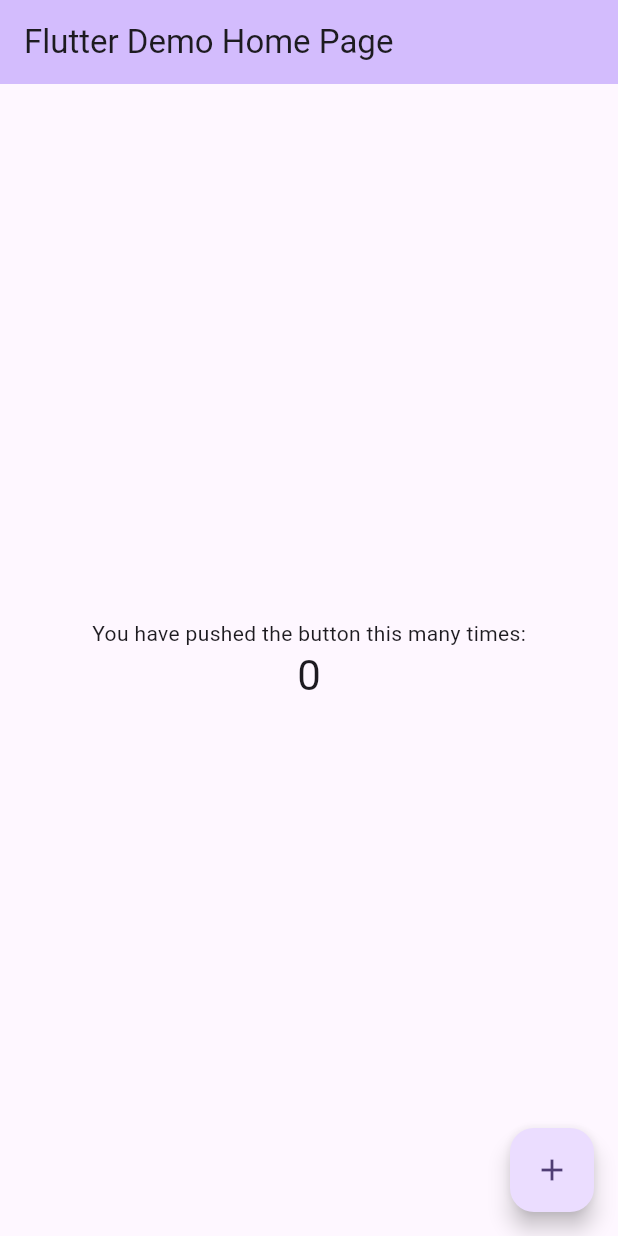
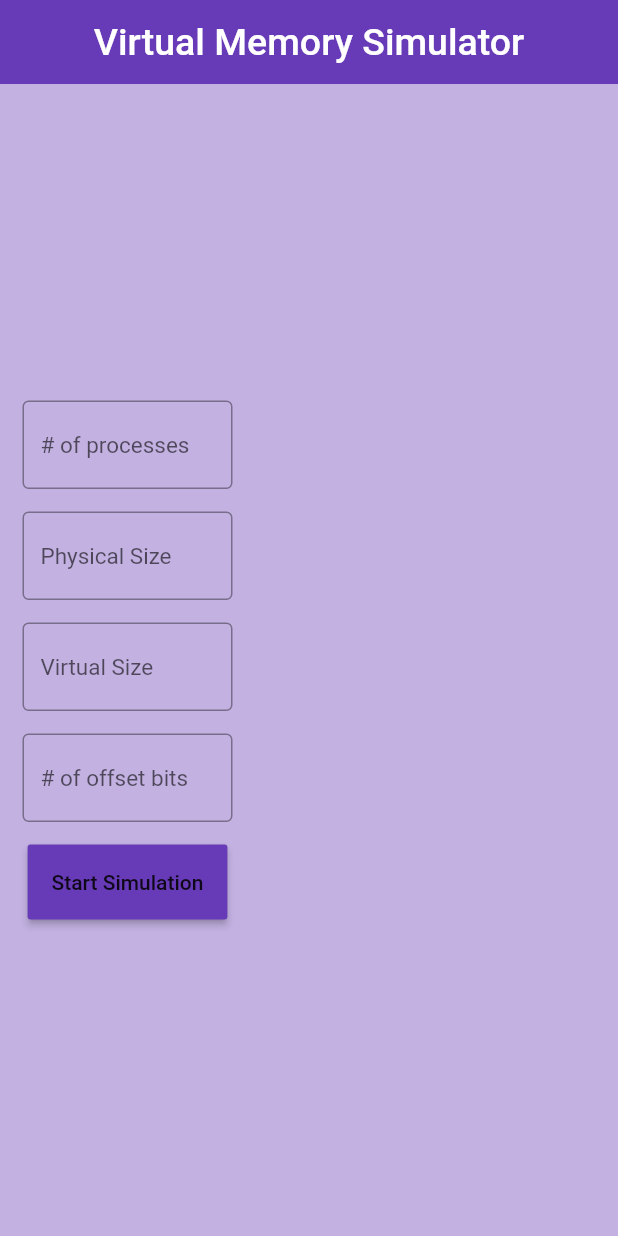
Before and after one commit to mihailazar1/Virtual-Memory-Simulator, a Flutter app: the screen it shows after launch, on a phone screen of 412 x 824 dp. Run offline on Flutter 3.47's test engine with Material 2 defaults, Android fonts, the phone set to English and light mode, and no system bars.

Commit message:
Added project

```diff
--- a/vmsim/lib/main.dart
+++ b/vmsim/lib/main.dart
@@ -1,4 +1,5 @@
 import 'package:flutter/material.dart';
+import 'package:vmsim/pages/virtual_memory.dart';
 
 void main() {
   runApp(const MyApp());
@@ -7,119 +8,12 @@ void main() {
 class MyApp extends StatelessWidget {
   const MyApp({super.key});
 
-  // This widget is the root of your application.
   @override
   Widget build(BuildContext context) {
     return MaterialApp(
-      title: 'Flutter Demo',
-      theme: ThemeData(
-        // This is the theme of your application.
-        //
-        // TRY THIS: Try running your application with "flutter run". You'll see
-        // the application has a blue toolbar. Then, without quitting the app,
-        // try changing the seedColor in the colorScheme below to Colors.green
-        // and then invoke "hot reload" (save your changes or press the "hot
-        // reload" button in a Flutter-supported IDE, or press "r" if you used
-        // the command line to start the app).
-        //
-        // Notice that the counter didn't reset back to zero; the application
-        // state is not lost during the reload. To reset the state, use hot
-        // restart instead.
-        //
-        // This works for code too, not just values: Most code changes can be
-        // tested with just a hot reload.
-        colorScheme: ColorScheme.fromSeed(seedColor: Colors.deepPurple),
-        useMaterial3: true,
-      ),
-      home: const MyHomePage(title: 'Flutter Demo Home Page'),
+      debugShowCheckedModeBanner: false,
+      home: VirtualMemory(),
+      theme: ThemeData(primarySwatch: Colors.deepPurple),
     );
   }
 }
-
-class MyHomePage extends StatefulWidget {
-  const MyHomePage({super.key, required this.title});
-
-  // This widget is the home page of your application. It is stateful, meaning
-  // that it has a State object (defined below) that contains fields that affect
-  // how it looks.
-
-  // This class is the configuration for the state. It holds the values (in this
-  // case the title) provided by the parent (in this case the App widget) and
-  // used by the build method of the State. Fields in a Widget subclass are
-  // always marked "final".
-
-  final String title;
-
-  @override
-  State<MyHomePage> createState() => _MyHomePageState();
-}
-
-class _MyHomePageState extends State<MyHomePage> {
-  int _counter = 0;
-
-  void _incrementCounter() {
-    setState(() {
-      // This call to setState tells the Flutter framework that something has
-      // changed in this State, which causes it to rerun the build method below
-      // so that the display can reflect the updated values. If we changed
-      // _counter without calling setState(), then the build method would not be
-      // called again, and so nothing would appear to happen.
-      _counter++;
-    });
-  }
-
-  @override
-  Widget build(BuildContext context) {
-    // This method is rerun every time setState is called, for instance as done
-    // by the _incrementCounter method above.
-    //
-    // The Flutter framework has been optimized to make rerunning build methods
-    // fast, so that you can just rebuild anything that needs updating rather
-    // than having to individually change instances of widgets.
-    return Scaffold(
-      appBar: AppBar(
-        // TRY THIS: Try changing the color here to a specific color (to
-        // Colors.amber, perhaps?) and trigger a hot reload to see the AppBar
-        // change color while the other colors stay the same.
-        backgroundColor: Theme.of(context).colorScheme.inversePrimary,
-        // Here we take the value from the MyHomePage object that was created by
-        // the App.build method, and use it to set our appbar title.
-        title: Text(widget.title),
-      ),
-      body: Center(
-        // Center is a layout widget. It takes a single child and positions it
-        // in the middle of the parent.
-        child: Column(
-          // Column is also a layout widget. It takes a list of children and
-          // arranges them vertically. By default, it sizes itself to fit its
-          // children horizontally, and tries to be as tall as its parent.
-          //
-          // Column has various properties to control how it sizes itself and
-          // how it positions its children. Here we use mainAxisAlignment to
-          // center the children vertically; the main axis here is the vertical
-          // axis because Columns are vertical (the cross axis would be
-          // horizontal).
-          //
-          // TRY THIS: Invoke "debug painting" (choose the "Toggle Debug Paint"
-          // action in the IDE, or press "p" in the console), to see the
-          // wireframe for each widget.
-          mainAxisAlignment: MainAxisAlignment.center,
-          children: <Widget>[
-            const Text(
-              'You have pushed the button this many times:',
-            ),
-            Text(
-              '$_counter',
-              style: Theme.of(context).textTheme.headlineMedium,
-            ),
-          ],
-        ),
-      ),
-      floatingActionButton: FloatingActionButton(
-        onPressed: _incrementCounter,
-        tooltip: 'Increment',
-        child: const Icon(Icons.add),
-      ), // This trailing comma makes auto-formatting nicer for build methods.
-    );
-  }
-}
--- /dev/null
+++ b/vmsim/lib/models/all_processes.dart
@@ -0,0 +1,27 @@
+import 'dart:collection';
+
+import 'package:vmsim/models/process.dart';
+
+class AllProcesses {
+  int offsetBits;
+  int virtualSize;
+  int noProc;
+  HashMap<int, Process>? allProc;
+
+  AllProcesses(
+      {required this.offsetBits,
+      required this.virtualSize,
+      required this.noProc}) {
+    allProc = HashMap<int, Process>();
+    generateProc();
+  }
+
+  void generateProc() {
+    for (var i = 0; i < this.noProc; i++) {
+      allProc?[i] = Process(
+          offsetBits: this.offsetBits,
+          virtualSize: this.virtualSize,
+          noVirtualAddr: 3);
+    }
+  }
+}
--- /dev/null
+++ b/vmsim/lib/models/page_table.dart
@@ -0,0 +1,19 @@
+import 'dart:math';
+
+class PageTable {
+  int offsetBits;
+  int virtualSize;
+  List<int>? pages;
+
+  PageTable({required this.offsetBits, required this.virtualSize}) {
+    pages = List<int>.filled(virtualSize ~/ pow(2, offsetBits).toInt(), -1);
+  }
+
+  void setPageTableEntry(int pageNumber, int frameNumber) {
+    pages?[pageNumber] = frameNumber;
+  }
+
+  int getPageTableEntry(int pageNumber) {
+    return pages![pageNumber];
+  }
+}
--- /dev/null
+++ b/vmsim/lib/models/process.dart
@@ -0,0 +1,34 @@
+import 'dart:collection';
+import 'dart:math';
+
+import 'package:vmsim/models/page_table.dart';
+import 'package:vmsim/models/virtual_address.dart';
+
+class Process {
+  int offsetBits;
+  int virtualSize;
+  int noVirtualAddr;
+  PageTable? pt;
+  List<VirtualAddress>? va;
+
+  Process(
+      {required this.offsetBits,
+      required this.virtualSize,
+      required this.noVirtualAddr}) {
+    pt = PageTable(offsetBits: offsetBits, virtualSize: virtualSize);
+    generateVirtualAddr();
+  }
+
+  void generateVirtualAddr() {
+    int instrLen = log(virtualSize) ~/ log(2);
+    int pageBitsLen = instrLen - offsetBits;
+
+    Random random = Random();
+
+    va = List<VirtualAddress>.filled(
+        this.noVirtualAddr,
+        VirtualAddress(
+            p: random.nextInt(pow(2, pageBitsLen).toInt()),
+            d: random.nextInt(pow(2, offsetBits).toInt())));
+  }
+}
--- /dev/null
+++ b/vmsim/lib/models/virtual_address.dart
@@ -0,0 +1,14 @@
+class VirtualAddress {
+  int p; // page number
+  int d; // offset
+
+  VirtualAddress({required this.p, required this.d});
+
+  int getPageNumber() {
+    return p;
+  }
+
+  int getOffsetD() {
+    return d;
+  }
+}
--- /dev/null
+++ b/vmsim/lib/pages/virtual_memory.dart
@@ -0,0 +1,95 @@
+import "package:flutter/material.dart";
+import "package:vmsim/models/all_processes.dart";
+import "package:vmsim/util/button.dart";
+import "package:vmsim/util/my_text_field.dart";
+
+class VirtualMemory extends StatefulWidget {
+  const VirtualMemory({super.key});
+
+  @override
+  State<VirtualMemory> createState() => _VirtualMemoryState();
+}
+
+class _VirtualMemoryState extends State<VirtualMemory> {
+  final _cProcesses = TextEditingController();
+  final _cPhysSize = TextEditingController();
+  final _cVirtSize = TextEditingController();
+  final _cOffset = TextEditingController();
+  AllProcesses? ap;
+
+  void createProcesses() {
+    ap = AllProcesses(
+      offsetBits: int.parse(_cOffset.text),
+      virtualSize: int.parse(_cVirtSize.text),
+      noProc: int.parse(_cProcesses.text),
+    );
+
+    setState(() {
+      _cOffset.text = ap!.allProc![0]!.va![0].p.toString();
+    });
+  }
+
+  @override
+  Widget build(BuildContext context) {
+    return Scaffold(
+      backgroundColor: const Color.fromARGB(255, 194, 177, 225),
+      appBar: AppBar(
+        title: Center(
+          child: Text(
+            "Virtual Memory Simulator",
+            style: TextStyle(fontSize: 25),
+          ),
+        ),
+        elevation: 0,
+      ),
+      body: Row(
+        children: [
+          Column(
+            mainAxisAlignment: MainAxisAlignment.center,
+            children: [
+              Padding(
+                padding: const EdgeInsets.only(left: 15, bottom: 15),
+                child: SizedBox(
+                  width: 140,
+                  child: MyTextField(
+                      hintText: "# of processes", controller: _cProcesses),
+                ),
+              ),
+              Padding(
+                padding: const EdgeInsets.only(left: 15, bottom: 15),
+                child: SizedBox(
+                  width: 140,
+                  child: MyTextField(
+                      hintText: "Physical Size", controller: _cPhysSize),
+                ),
+              ),
+              Padding(
+                padding: const EdgeInsets.only(left: 15, bottom: 15),
+                child: SizedBox(
+                  width: 140,
+                  child: MyTextField(
+                      hintText: "Virtual Size", controller: _cVirtSize),
+                ),
+              ),
+              Padding(
+                padding: const EdgeInsets.only(left: 15, bottom: 15),
+                child: SizedBox(
+                  width: 140,
+                  child: MyTextField(
+                      hintText: "# of offset bits", controller: _cOffset),
+                ),
+              ),
+              Padding(
+                padding: const EdgeInsets.only(left: 15),
+                child: Button(
+                  text: "Start Simulation",
+                  onPressed: createProcesses,
+                ),
+              ),
+            ],
+          ),
+        ],
+      ),
+    );
+  }
+}
--- /dev/null
+++ b/vmsim/lib/util/button.dart
@@ -0,0 +1,22 @@
+import "package:flutter/material.dart";
+
+class Button extends StatelessWidget {
+  final String text;
+  VoidCallback onPressed;
+
+  Button({
+    super.key,
+    required this.text,
+    required this.onPressed,
+  });
+
+  @override
+  Widget build(BuildContext context) {
+    return MaterialButton(
+      onPressed: onPressed,
+      child: Text(text),
+      color: Theme.of(context).primaryColor,
+      height: 50,
+    );
+  }
+}
--- /dev/null
+++ b/vmsim/lib/util/my_text_field.dart
@@ -0,0 +1,21 @@
+import "package:flutter/material.dart";
+
+class MyTextField extends StatelessWidget {
+  final String hintText;
+  final TextEditingController? controller;
+
+  const MyTextField(
+      {super.key, required this.hintText, required this.controller});
+
+  @override
+  Widget build(BuildContext context) {
+    return TextField(
+      controller: controller,
+      decoration: InputDecoration(
+        border: OutlineInputBorder(),
+        hintText: hintText,
+        hintStyle: TextStyle(fontSize: 15),
+      ),
+    );
+  }
+}
```
